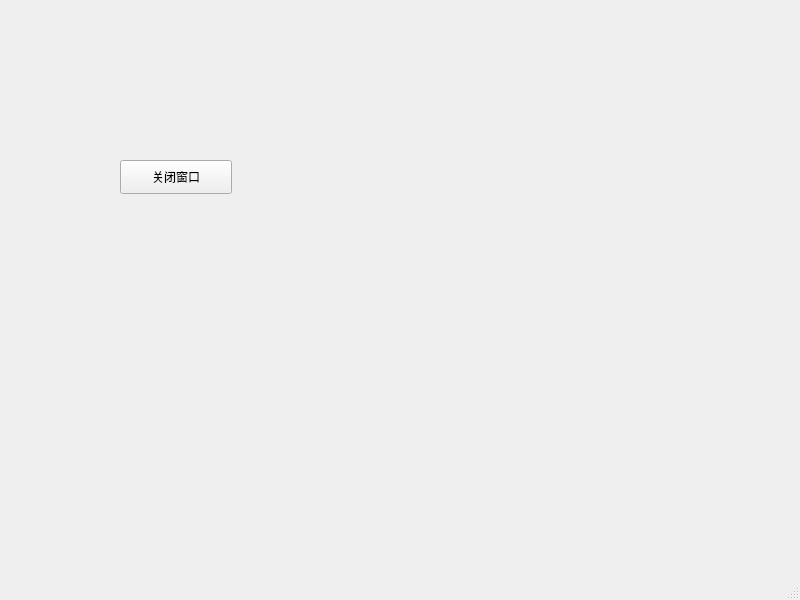
Qt form designer/signalSlot.ui (am3erer/pyqtdemo) before a commit.
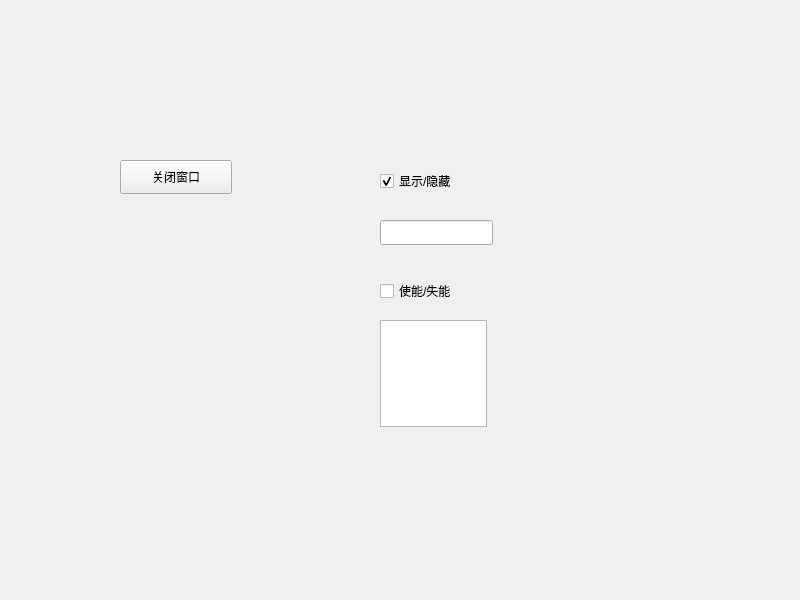
The same form after that commit.

Commit message: 添加了两个控件之间的信号与槽的demo代码

```diff
--- a/designer/signalSlot.ui
+++ b/designer/signalSlot.ui
@@ -27,6 +27,64 @@
      <string>关闭窗口</string>
     </property>
    </widget>
+   <widget class="QCheckBox" name="checkBox">
+    <property name="geometry">
+     <rect>
+      <x>380</x>
+      <y>170</y>
+      <width>151</width>
+      <height>22</height>
+     </rect>
+    </property>
+    <property name="text">
+     <string>显示/隐藏</string>
+    </property>
+    <property name="checkable">
+     <bool>true</bool>
+    </property>
+    <property name="checked">
+     <bool>true</bool>
+    </property>
+   </widget>
+   <widget class="QLineEdit" name="lineEdit">
+    <property name="geometry">
+     <rect>
+      <x>380</x>
+      <y>220</y>
+      <width>113</width>
+      <height>25</height>
+     </rect>
+    </property>
+   </widget>
+   <widget class="QCheckBox" name="checkBox_2">
+    <property name="geometry">
+     <rect>
+      <x>380</x>
+      <y>280</y>
+      <width>151</width>
+      <height>22</height>
+     </rect>
+    </property>
+    <property name="text">
+     <string>使能/失能</string>
+    </property>
+    <property name="checkable">
+     <bool>true</bool>
+    </property>
+    <property name="checked">
+     <bool>false</bool>
+    </property>
+   </widget>
+   <widget class="QTextEdit" name="textEdit">
+    <property name="geometry">
+     <rect>
+      <x>380</x>
+      <y>320</y>
+      <width>107</width>
+      <height>107</height>
+     </rect>
+    </property>
+   </widget>
   </widget>
   <widget class="QMenuBar" name="menubar">
    <property name="geometry">
@@ -38,7 +96,6 @@
     </rect>
    </property>
   </widget>
-  <widget class="QStatusBar" name="statusbar"/>
  </widget>
  <resources/>
  <connections>
```
Left out of the diff: 32 changed lines with no effect on the pictures. The commit also changes 1 other file.
